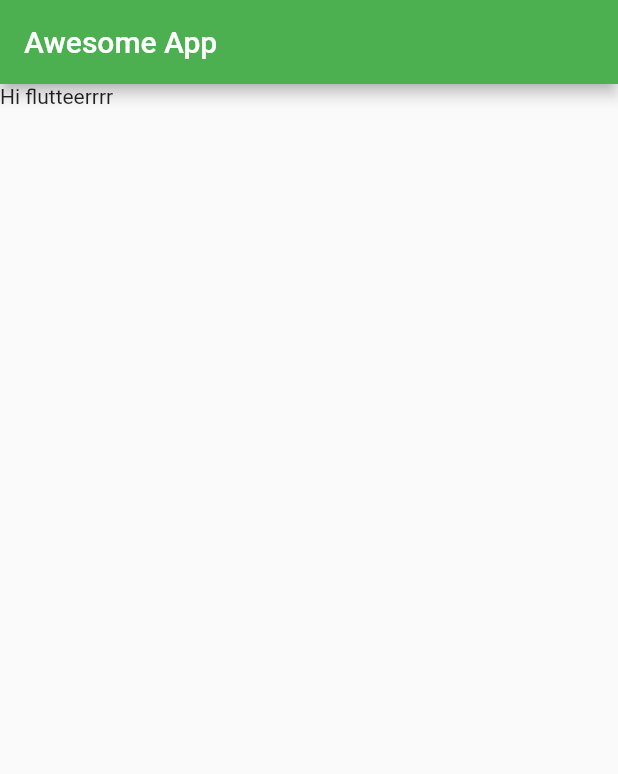
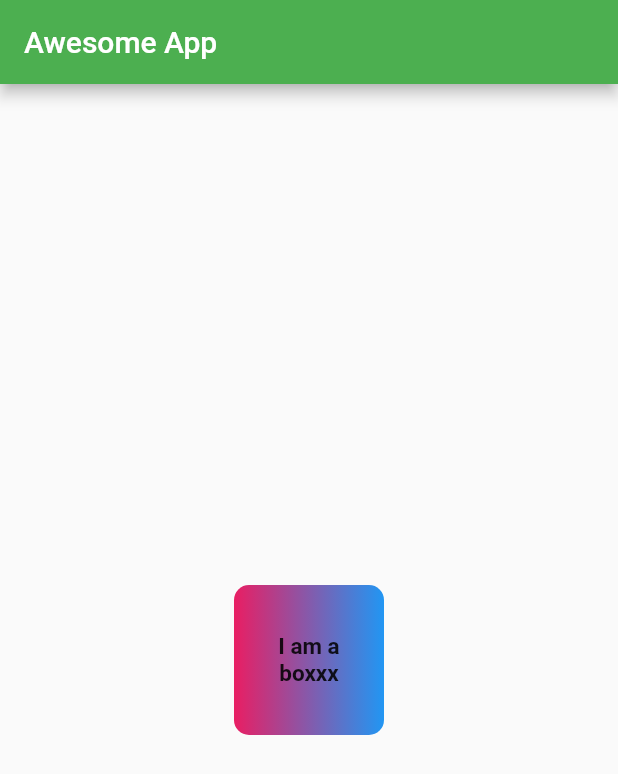
Before and after one commit to Karthiktoro/flutter-free, a Flutter app: the screen it shows after launch, on a phone screen of 412 x 824 dp. Shown: the top 774 px of the screen. Run offline on Flutter 3.47's test engine with Material 2 defaults, Android fonts, the phone set to English and light mode, and no system bars.

Commit message:
chapter2-boxdecor

```diff
--- a/lib/main.dart
+++ b/lib/main.dart
@@ -14,8 +14,26 @@ class HomePage extends StatelessWidget {
   Widget build(BuildContext context) {
     return Scaffold(
       appBar: AppBar(title: Text("Awesome App")),
-      body: Container(
-        child: Text("Hi flutteerrrr"),
+      body: Center(
+        child: Container(
+          padding: EdgeInsets.all(8),
+          height: 100,
+          width: 100,
+          alignment: Alignment.center,
+          decoration: BoxDecoration(
+            color: Colors.amber,
+            borderRadius: BorderRadius.circular(10),
+            gradient: LinearGradient(colors: [Colors.pink, Colors.blue]),
+          ),
+          child: Text(
+            "I am a boxxx",
+            textAlign: TextAlign.center,
+            style: TextStyle(
+              fontSize: 15,
+              fontWeight: FontWeight.bold,
+            ),
+          ),
+        ),
       ),
     );
   }
```
